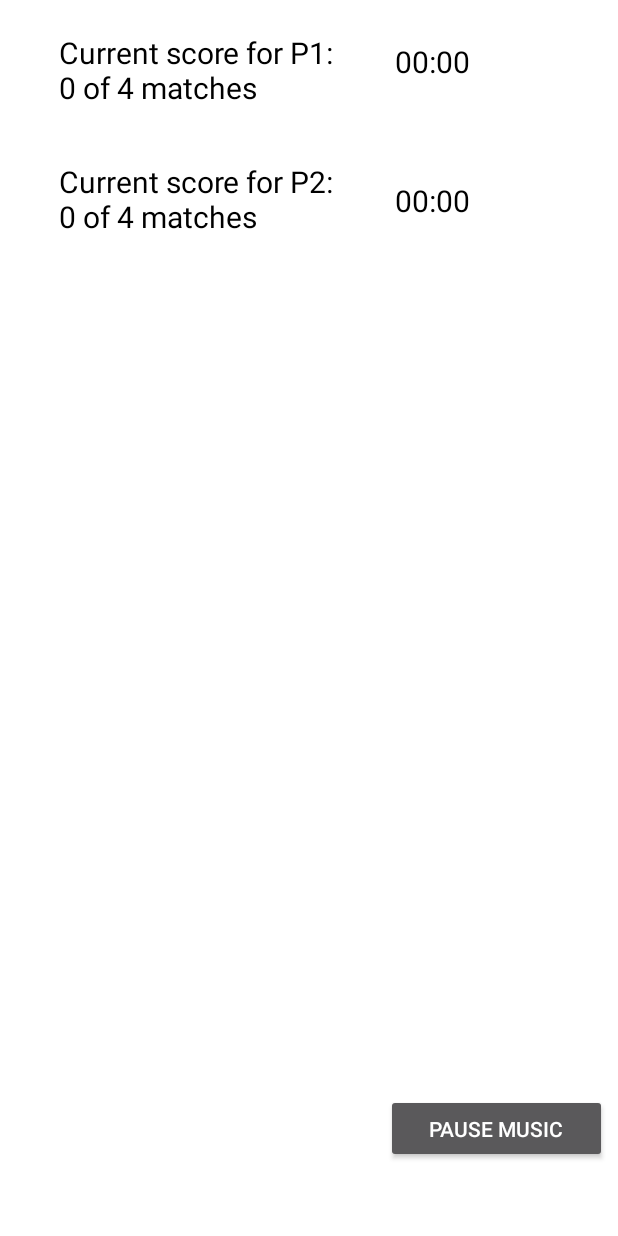
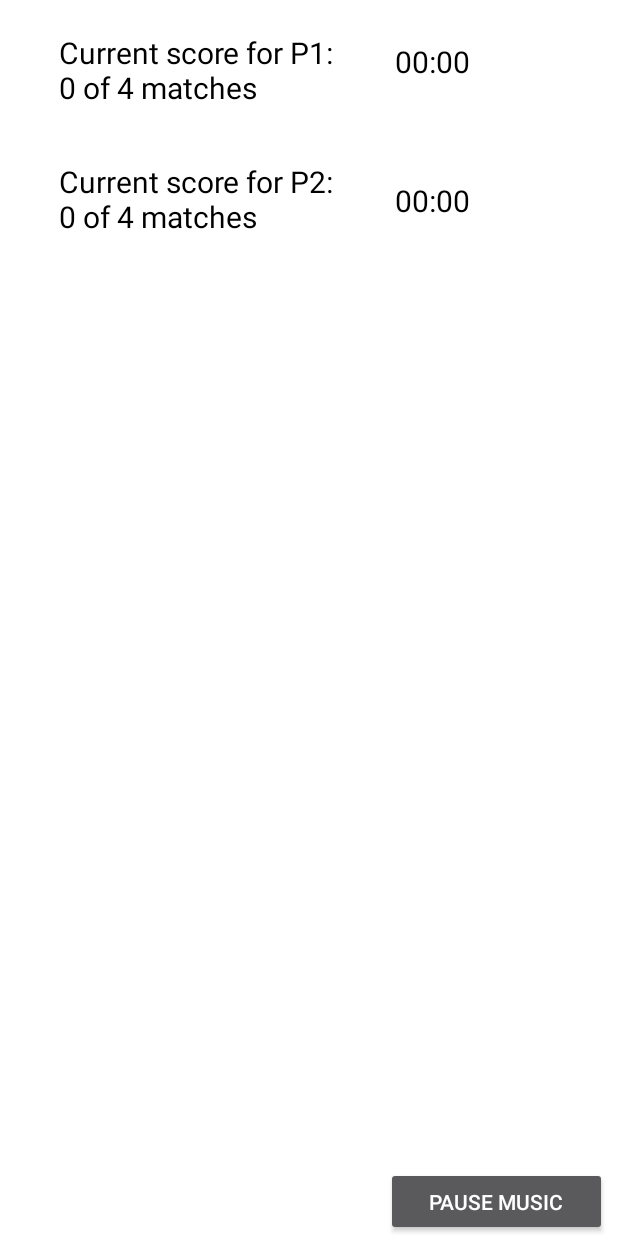
Before and after one commit to RonnieFun/MemoryGameProjectTeamVersion, an Android app: the GameActivityDoublePlayer screen opened directly, with no data from a screen before it, on a phone screen of 412 x 824 dp. Run offline under Robolectric (Android 15) with nearby library versions, the phone set to English and light mode, and no system bars; our stand-ins replace Picasso; pictures from the network do not load; 1 statement that could not run was skipped.

Commit message:
Adjusted mediaplayer volume for background music.
Fix: Constraint for pause / resume music button alignment

```diff
--- a/app/src/main/java/com/example/ca/GameActivityDoublePlayer.java
+++ b/app/src/main/java/com/example/ca/GameActivityDoublePlayer.java
@@ -48,7 +48,7 @@ public class GameActivityDoublePlayer extends AppCompatActivity {
         mediaPlayer = new MediaPlayer();
         mediaPlayer = MediaPlayer.create(GameActivityDoublePlayer.this, R.raw.super_mario_medley);
 
-        mediaPlayer.setVolume(0.05f, 0.05f);
+        mediaPlayer.setVolume(0.5f, 0.5f);
         //Loop the music
         mediaPlayer.setLooping(true);
 
--- a/app/src/main/java/com/example/ca/GameActivitySinglePlayer.java
+++ b/app/src/main/java/com/example/ca/GameActivitySinglePlayer.java
@@ -43,7 +43,8 @@ public class GameActivitySinglePlayer extends AppCompatActivity {
         mediaPlayer = new MediaPlayer();
         mediaPlayer = MediaPlayer.create(GameActivitySinglePlayer.this, R.raw.super_mario_medley);
 
-        mediaPlayer.setVolume(0.05f, 0.05f);
+        mediaPlayer.setVolume(0.5f, 0.5f);
+
         //Loop the music
         mediaPlayer.setLooping(true);
 
--- a/app/src/main/res/layout/gameboarddouble.xml
+++ b/app/src/main/res/layout/gameboarddouble.xml
@@ -337,12 +337,10 @@
             android:layout_width="147dp"
             android:layout_height="46dp"
             android:layout_marginStart="250dp"
-            android:layout_marginTop="680dp"
             android:text="@string/pause_music"
             app:layout_constraintBottom_toBottomOf="parent"
             app:layout_constraintEnd_toEndOf="parent"
-            app:layout_constraintStart_toStartOf="parent"
-            app:layout_constraintTop_toTopOf="parent" />
+            app:layout_constraintStart_toStartOf="parent" />
 
     </androidx.constraintlayout.widget.ConstraintLayout>
 
--- a/app/src/main/res/layout/gameboardsingle.xml
+++ b/app/src/main/res/layout/gameboardsingle.xml
@@ -228,12 +228,10 @@
             android:layout_width="147dp"
             android:layout_height="46dp"
             android:layout_marginStart="250dp"
-            android:layout_marginTop="680dp"
             android:text="@string/pause_music"
             app:layout_constraintBottom_toBottomOf="parent"
             app:layout_constraintEnd_toEndOf="parent"
-            app:layout_constraintStart_toStartOf="parent"
-            app:layout_constraintTop_toTopOf="parent" />
+            app:layout_constraintStart_toStartOf="parent" />
 
     </androidx.constraintlayout.widget.ConstraintLayout>
 
```
